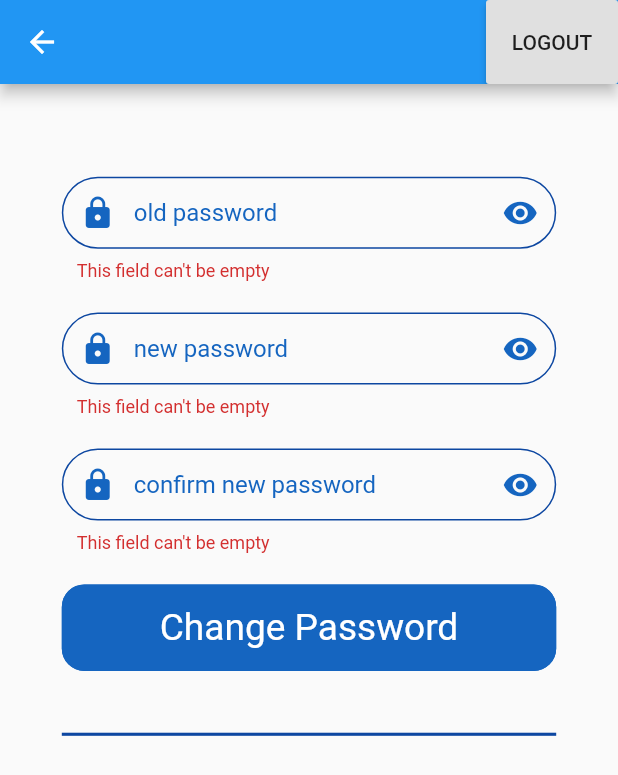
After one commit to chanakaCP/wave-mobile-app, a Flutter app: the ChangePasswordView screen opened directly, after a tap on "Change Password", on a phone screen of 412 x 824 dp. The commit adds this screen. Shown: the top 775 px of the screen. Run offline on Flutter 3.47's test engine with Material 2 defaults, Android fonts, the phone set to English and light mode, and no system bars; our stand-ins replace cloud_firestore, firebase_auth, firebase_core, get, stacked; accounts and stored records are empty.

Commit message:
add: change password

```diff
--- a/lib/Services/AuthService.dart
+++ b/lib/Services/AuthService.dart
@@ -54,4 +54,17 @@ class AuthService {
       return null;
     }
   }
+
+  Future changePassword(String password) async{
+   //Create an instance of the current user.
+    User user = _auth.currentUser;
+
+    //Pass in the password to updatePassword.
+    user.updatePassword(password).then((_){
+      print("Successfully changed password");
+    }).catchError((error){
+      print("Password can't be changed" + error.toString());
+      //This might happen, when the wrong password is in, the user isn't found, or if the user hasn't logged in recently.
+    });
+  }
 }
--- a/lib/screens/Features/FirstView.dart
+++ b/lib/screens/Features/FirstView.dart
@@ -31,7 +31,8 @@ class FirstView extends StatelessWidget {
                 )
               ],
             ),
-            body: Column(
+            body: SingleChildScrollView(
+              child: Column(
                 children: [
                   Container(
                     height: blockHeight * 86,
@@ -58,6 +59,7 @@ class FirstView extends StatelessWidget {
                 ],
               ),
             ),
+          ),
         );
       },
     );
--- a/lib/screens/Features/FirstViewModel.dart
+++ b/lib/screens/Features/FirstViewModel.dart
@@ -13,6 +13,7 @@ class FirstViewModel extends ChangeNotifier{
     HomeScreen(),
     ProfileView(),
   ];
+
 
   void onTabTapped(int index) {
     currentIndex = index;
--- /dev/null
+++ b/lib/screens/Features/profile/PersonalInformation/ChangePassword/ChangePasswordView.dart
@@ -0,0 +1,123 @@
+import 'package:flutter/material.dart';
+import 'package:stacked/stacked.dart';
+
+import '../../../../../Shared/SizeConfig.dart';
+import '../../../../CustomWidgets/CustomButton.dart';
+import '../../../../CustomWidgets/CustomFormField.dart';
+import '../../../../CustomWidgets/CustomLoading.dart';
+import '../../../../CustomWidgets/CustomText.dart';
+import 'ChangePasswordViewModel.dart';
+
+// ignore: must_be_immutable
+class ChangePasswordView extends StatelessWidget {
+  double blockHeight = SizeConfig.safeBlockVertical;
+  double blockWidth = SizeConfig.safeBlockHorizontal;
+
+  @override
+  Widget build(BuildContext context) {
+    return ViewModelBuilder<ChangePasswordViewModel>.reactive(
+      viewModelBuilder: () => ChangePasswordViewModel(),
+      builder: (_, model, child) {
+        return SafeArea(
+          child: Scaffold(
+            appBar: AppBar(
+              actions: [
+                RaisedButton(
+                  onPressed: () async {
+                    await model.authService.signOut();
+                  },
+                  child: Text("LOGOUT"),
+                )
+              ],
+            ),
+            body: SingleChildScrollView(
+              child: Container(
+                padding: EdgeInsets.symmetric(
+                  vertical: blockHeight * 7.5,
+                  horizontal: blockWidth * 10,
+                ),
+                child: Form(
+                  key: model.formKey,
+                  child: Column(
+                    children: [
+                      CustomFormField(
+                        hintText: "old password",
+                        isPass: true,
+                        fieldController: model.oldPassController,
+                        prefixIcon: Icons.lock,
+                      ),
+                      SizedBox(height: blockHeight * 2.5),
+                      CustomFormField(
+                        hintText: "new password",
+                        isPass: true,
+                        fieldController: model.passController,
+                        prefixIcon: Icons.lock,
+                      ),
+                      SizedBox(height: blockHeight * 2.5),
+                      CustomFormField(
+                        hintText: "confirm new password",
+                        isPass: true,
+                        fieldController: model.confirmPassController,
+                        prefixIcon: Icons.lock,
+                      ),
+                      SizedBox(height: blockHeight * 2.5),
+                      CustomButton(
+                        title: "Change Password",
+                        bgColor: Colors.blue[800],
+                        textColor: Colors.white,
+                        callback: () {
+                          model.onClickChangePassword();
+                        },
+                      ),
+                      SizedBox(height: blockHeight * 1.5),
+                      (model.isError == true)
+                          ? CustomText(
+                              text: model.error,
+                              color: Colors.red,
+                              size: blockWidth * 4,
+                            )
+                          : Container(),
+                      (model.isSuccess == true)
+                          ? CustomText(
+                              text: "Successfully changed password",
+                              color: Colors.green,
+                              size: blockWidth * 4,
+                            )
+                          : Container(),
+                      SizedBox(height: blockHeight * 3.5),
+                      (model.isLoading == false)
+                          ? Column(
+                              children: [
+                                Container(
+                                  width: double.infinity,
+                                  child: Row(
+                                    children: [
+                                      Expanded(
+                                        child: Container(
+                                          color: Colors.blue[900],
+                                          height: blockHeight * .25,
+                                        ),
+                                      ),
+                                      Expanded(
+                                        child: Container(
+                                          color: Colors.blue[900],
+                                          height: blockHeight * .25,
+                                        ),
+                                      ),
+                                    ],
+                                  ),
+                                ),
+                              ],
+                            )
+                          : CustomLoading(),
+                    ],
+                  ),
+                ),
+              ),
+            ),
+          ),
+        );
+      },
+    );
+  }
+}
--- /dev/null
+++ b/lib/screens/Features/profile/PersonalInformation/ChangePassword/ChangePasswordViewModel.dart
@@ -0,0 +1,50 @@
+import 'package:flutter/cupertino.dart';
+
+import '../../../../../Services/AuthService.dart';
+
+class ChangePasswordViewModel extends ChangeNotifier {
+  final AuthService authService = AuthService();
+  final formKey = GlobalKey<FormState>();
+  final confirmPassController = TextEditingController();
+  final passController = TextEditingController();
+  final oldPassController = TextEditingController();
+
+  bool isError = false;
+  bool isLoading = false;
+  bool isSuccess = false;
+  String error = '';
+
+  void initialise() {
+    confirmPassController.text = '';
+    passController.text = '';
+    oldPassController.text = '';
+    notifyListeners();
+  }
+
+  onClickChangePassword() async {
+    if (formKey.currentState.validate()) {
+      isLoading = true;
+      isError = false;
+      notifyListeners();
+
+      if (passController.text == oldPassController.text) {
+        isLoading = false;
+        isError = true;
+        error = "Password must be different";
+        confirmPassController.text = '';
+        passController.text = '';
+      } else if (passController.text != confirmPassController.text) {
+        isLoading = false;
+        isError = true;
+        error = "Passwords do not match";
+      } else {
+        authService.changePassword(passController.text);
+        isLoading = false;
+        isSuccess = true;
+        confirmPassController.text = '';
+        passController.text = '';
+        oldPassController.text = '';
+      }
+    }
+  }
+}
--- a/lib/screens/Features/profile/ProfileView.dart
+++ b/lib/screens/Features/profile/ProfileView.dart
@@ -1,24 +1,30 @@
 import 'package:flutter/material.dart';
 import 'package:stacked/stacked.dart';
+// import 'package:wave_mobile_app/models/User.dart';
 
 import '../../../Shared/SizeConfig.dart';
-import '../../CustomWidgets/CustomText.dart';
 import 'ProfileViewModel.dart';
 import 'core/AppInfo.dart';
 import 'core/PaymentInfo.dart';
 import 'core/PersonalInfo.dart';
 
+// ignore: must_be_immutable
 class ProfileView extends StatelessWidget {
+  // static const LocalUser user;
+
+  // ProfileView(this.user);
+
   double blockHeight = SizeConfig.safeBlockVertical;
   double blockWidth = SizeConfig.safeBlockHorizontal;
 
+
   @override
   Widget build(BuildContext context) {
+    // print(user.uid);
     return ViewModelBuilder<ProfileViewModel>.reactive(
       viewModelBuilder: () => ProfileViewModel(),
       builder: (_, model, child) {
-        return SingleChildScrollView(
-          child: Column(
+        return Column(
           children: [
             SizedBox(height: blockHeight),
             PersonalInfo(),
@@ -27,7 +33,6 @@ class ProfileView extends StatelessWidget {
             SizedBox(height: blockHeight),
             AppInfo()
           ],
-          ),
         );
       },
     );
--- a/lib/screens/Features/profile/core/PersonalInfo.dart
+++ b/lib/screens/Features/profile/core/PersonalInfo.dart
@@ -1,4 +1,6 @@
 import 'package:flutter/material.dart';
+import 'package:get/get.dart';
+import 'package:wave_mobile_app/screens/Features/profile/PersonalInformation/ChangePassword/ChangePasswordView.dart';
 
 import '../../../../Shared/SizeConfig.dart';
 import '../../../CustomWidgets/CustomText.dart';
@@ -59,7 +61,8 @@ class PersonalInfo extends StatelessWidget {
                 Divider(
                   height: blockHeight,
                 ),
-                Container(
+                InkWell(
+                  child: Container(
                     padding: EdgeInsets.symmetric(
                       horizontal: blockWidth * 7.5,
                     ),
@@ -81,10 +84,16 @@ class PersonalInfo extends StatelessWidget {
                             Icons.keyboard_arrow_right,
                             size: blockHeight * 3,
                           ),
-                        onPressed: () {},
+                          onPressed: () {
+                            Get.to(ChangePasswordView());
+                          },
                         )
                       ],
                     ),
+                  ),
+                  onTap: () {
+                    Get.to(ChangePasswordView());
+                  },
                 ),
               ],
             ),
```
Also changed, not shown: lib/screens/Features/profile/PersonalInformation/ChangeProfilePic/ChangeProfilePicView.dart (added), lib/screens/Features/profile/PersonalInformation/ChangeProfilePic/ChangeProfilePicViewModel.dart (added), 1 other file. Lines whose indentation alone changed are shown as unchanged.
